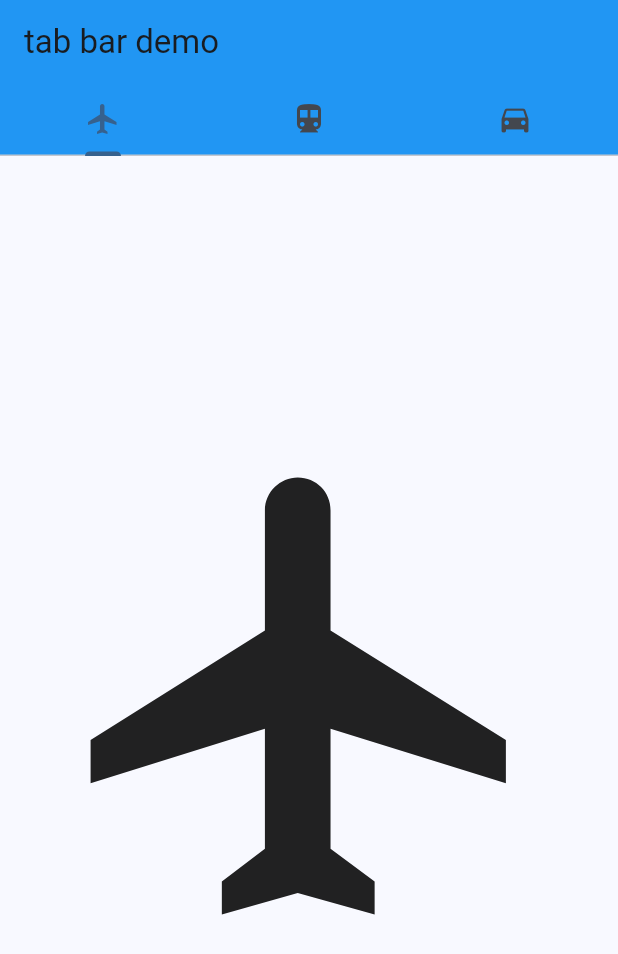
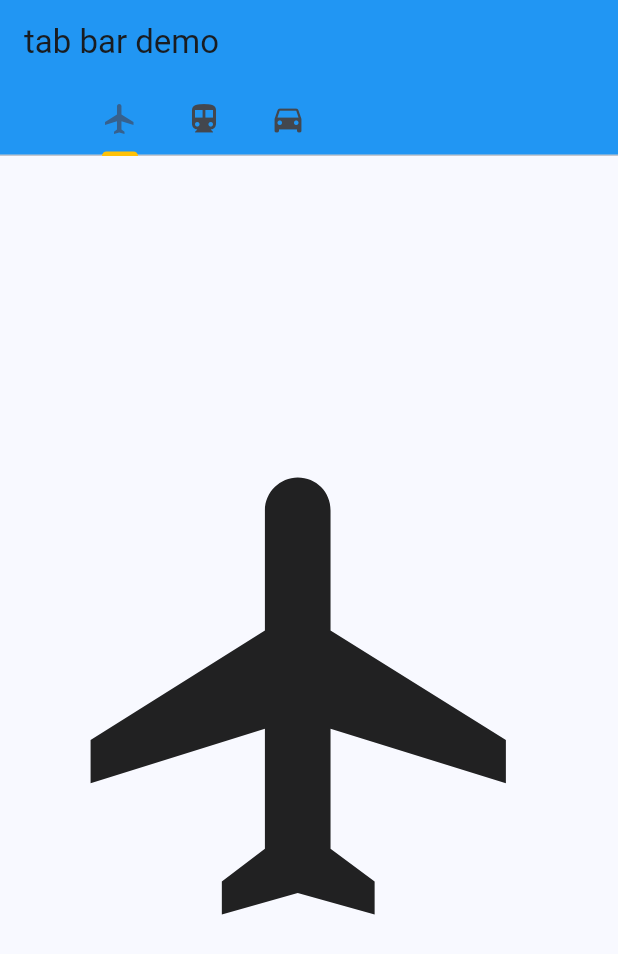
Before and after one commit to makohainnocent/learning_flutter, a Flutter app: the screen it shows after launch, on a phone screen of 412 x 824 dp. Shown: the top 954 px of the screen. Run offline on Flutter 3.47's test engine with Material 3 defaults, Android fonts, the phone set to English and light mode, and no system bars; our stand-ins replace google_fonts.

Commit message:
added scrolling to tab bar

```diff
--- a/lib/widget/tab_bar.dart
+++ b/lib/widget/tab_bar.dart
@@ -1,4 +1,3 @@
-
 import 'package:flutter/material.dart';
 import 'package:flutter_application_1/widget/stack.dart';
 import 'package:flutter_application_1/widget/table.dart';
@@ -19,6 +18,13 @@ class _TabBarSampleState extends State<TabBarSample> {
           appBar: AppBar(
             title: const Text("tab bar demo"),
             bottom: TabBar(
+              isScrollable: true,
+              indicatorColor: Colors.amber,
+              //indicatorSize: TabBarIndicatorSize.label,
+              //indicatorWeight: 10,
+              /*indicator: BoxDecoration(
+                  borderRadius: BorderRadius.circular(50), // Creates border
+                  color: Colors.greenAccent),*/
               tabs: [
                 Tab(icon: Icon(Icons.flight)),
                 Tab(icon: Icon(Icons.directions_transit)),
@@ -33,8 +39,7 @@ class _TabBarSampleState extends State<TabBarSample> {
               Icon(Icons.directions_transit, size: 350),
               Icon(Icons.directions_car, size: 350),
             ],
-        )
-      ),
+          )),
         ));
   }
 }
```
Lines whose indentation alone changed are shown as unchanged.
